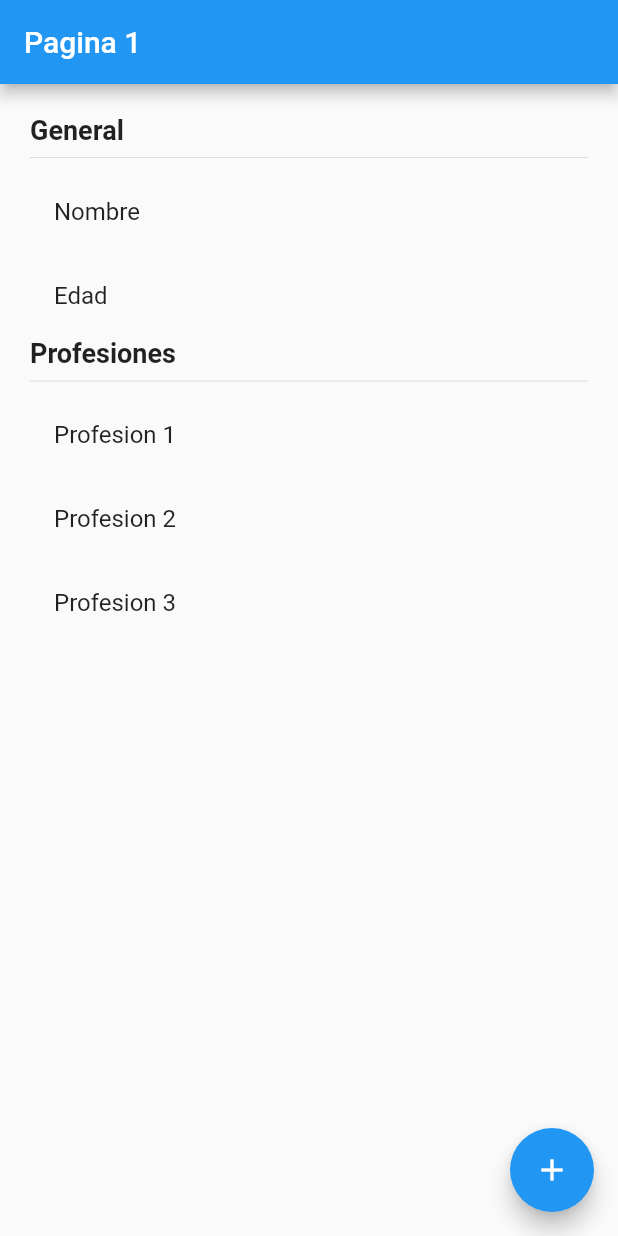
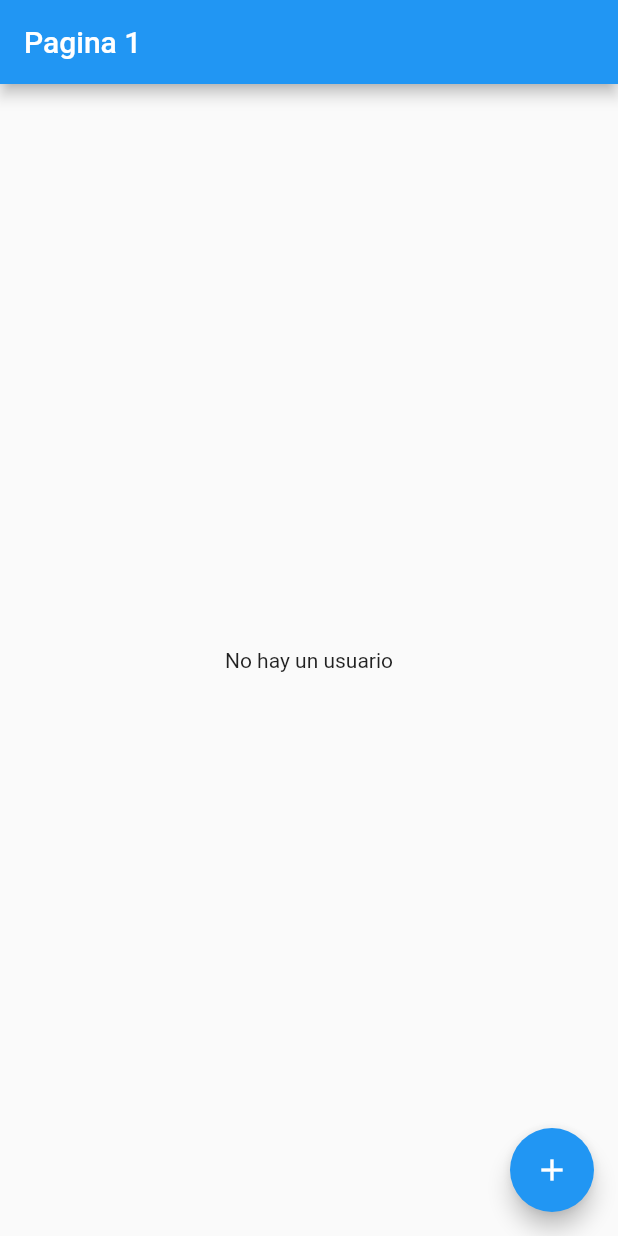
Before and after one commit to EdwinQA/manejador_estados, a Flutter app: the screen it shows after launch, on a phone screen of 412 x 824 dp. Run offline on Flutter 3.47's test engine with Material 2 defaults, Android fonts, the phone set to English and light mode, and no system bars; our stand-ins replace get.

```diff
--- /dev/null
+++ b/lib/controllers/usuario_controller.dart
@@ -0,0 +1,28 @@
+import 'package:get/get.dart';
+import 'package:manejador_estados/models/usuario.dart';
+
+class UsuarioController extends GetxController {
+  var existeUsuario = false.obs;
+  var usuario = new Usuario().obs;
+
+  int get numProfesiones {
+    return usuario.value.profesiones.length+1;
+  }
+
+  void cargarUsuario(Usuario pUsuario) {
+    this.existeUsuario.value = true;
+    this.usuario.value = pUsuario;
+  }
+
+  void cambiarEdad(int edad) {
+    this.usuario.update((val) {
+      val!.edad = edad;
+    });
+  }
+
+  void agregarProfesion(String profesion) {
+    this.usuario.update((val) {
+      val!.profesiones = [...val.profesiones, profesion];
+    });
+  }
+}
--- a/lib/main.dart
+++ b/lib/main.dart
@@ -1,4 +1,5 @@
 import 'package:flutter/material.dart';
+import 'package:get/get.dart';
 import 'package:manejador_estados/pages/pagina1_page.dart';
 import 'package:manejador_estados/pages/pagina2_page.dart';
 
@@ -7,13 +8,18 @@ void main() => runApp(MyApp());
 class MyApp extends StatelessWidget {
   @override
   Widget build(BuildContext context) {
-    return MaterialApp(
-        debugShowCheckedModeBanner: false,
-        title: 'Material App',
-        initialRoute: 'pagina1',
-        routes: {
-          'pagina1': (_) => Pagina1Page(),
-          'pagina2': (_) => Pagina2Page(),
-        });
+    return GetMaterialApp(
+      debugShowCheckedModeBanner: false,
+      title: 'Material App',
+      initialRoute: 'pagina1',
+      // routes: {
+      //   'pagina1': (_) => Pagina1Page(),
+      //   'pagina2': (_) => Pagina2Page(),
+      // },
+      getPages: [
+        GetPage(name: 'pagina1', page: () => Pagina1Page()),
+        GetPage(name: 'pagina2', page: () => Pagina2Page()),
+      ],
+    );
   }
 }
--- a/lib/models/usuario.dart
+++ b/lib/models/usuario.dart
@@ -1,7 +1,7 @@
 class Usuario {
-  String nombre;
-  int edad;
+  String? nombre;
+  int? edad;
   List<String> profesiones;
 
-  Usuario({this.nombre, this.edad, this.profesiones});
+  Usuario({this.nombre, this.edad, this.profesiones = const []});
 }
--- a/lib/pages/pagina1_page.dart
+++ b/lib/pages/pagina1_page.dart
@@ -1,18 +1,31 @@
+import 'package:get/get.dart';
 import 'package:flutter/cupertino.dart';
 import 'package:flutter/material.dart';
+import 'package:manejador_estados/controllers/usuario_controller.dart';
+import 'package:manejador_estados/models/usuario.dart';
+import 'package:manejador_estados/pages/pagina2_page.dart';
 
 class Pagina1Page extends StatelessWidget {
   @override
   Widget build(BuildContext context) {
+    final usuarioCtrl = Get.put(UsuarioController());
     return Scaffold(
       appBar: AppBar(
         title: Text('Pagina 1'),
       ),
-      body: InformacionUsuario(),
+      body: Obx(() => usuarioCtrl.existeUsuario.value
+          ? InformacionUsuario(usuaio: usuarioCtrl.usuario.value)
+          : Center(
+              child: Text('No hay un usuario'),
+            )),
       floatingActionButton: FloatingActionButton(
         child: Icon(Icons.add),
         onPressed: () {
-          Navigator.pushNamed(context, 'pagina2');
+          //Navigator.pushNamed(context, 'pagina2');
+          Get.to(Pagina2Page(), arguments: {
+            'nombre': 'Fermamdo',
+            'edad': '22',
+          });
         },
       ),
     );
@@ -20,6 +33,10 @@ class Pagina1Page extends StatelessWidget {
 }
 
 class InformacionUsuario extends StatelessWidget {
+  final Usuario usuaio;
+
+  const InformacionUsuario({Key? key, required this.usuaio}) : super(key: key);
+
   @override
   Widget build(BuildContext context) {
     return SingleChildScrollView(
@@ -38,16 +55,16 @@ class InformacionUsuario extends StatelessWidget {
                 style: TextStyle(fontSize: 18, fontWeight: FontWeight.bold),
               ),
               Divider(),
-              ListTile(title: Text('Nombre')),
-              ListTile(title: Text('Edad')),
+              ListTile(title: Text('Nombre: ${this.usuaio.nombre}')),
+              ListTile(title: Text('Edad: ${this.usuaio.edad}')),
               Text(
                 'Profesiones',
                 style: TextStyle(fontSize: 18, fontWeight: FontWeight.bold),
               ),
               Divider(),
-              ListTile(title: Text('Profesion 1')),
-              ListTile(title: Text('Profesion 2')),
-              ListTile(title: Text('Profesion 3')),
+              ...usuaio.profesiones
+                  .map((profesion) => ListTile(title: Text(profesion)))
+                  .toList()
             ],
           )),
     );
--- a/pubspec.yaml
+++ b/pubspec.yaml
@@ -18,7 +18,7 @@ publish_to: 'none' # Remove this line if you wish to publish to pub.dev
 version: 1.0.0+1
 
 environment:
-  sdk: ">=2.7.0 <3.0.0"
+  sdk: ">=2.12.0 <3.0.0"
 
 dependencies:
   flutter:
@@ -28,6 +28,7 @@ dependencies:
   # The following adds the Cupertino Icons font to your application.
   # Use with the CupertinoIcons class for iOS style icons.
   cupertino_icons: ^1.0.2
+  get: ^4.1.4
 
 dev_dependencies:
   flutter_test:
```
Also changed, not shown: lib/pages/pagina2_page.dart (+39 -4 lines), pubspec.lock.
